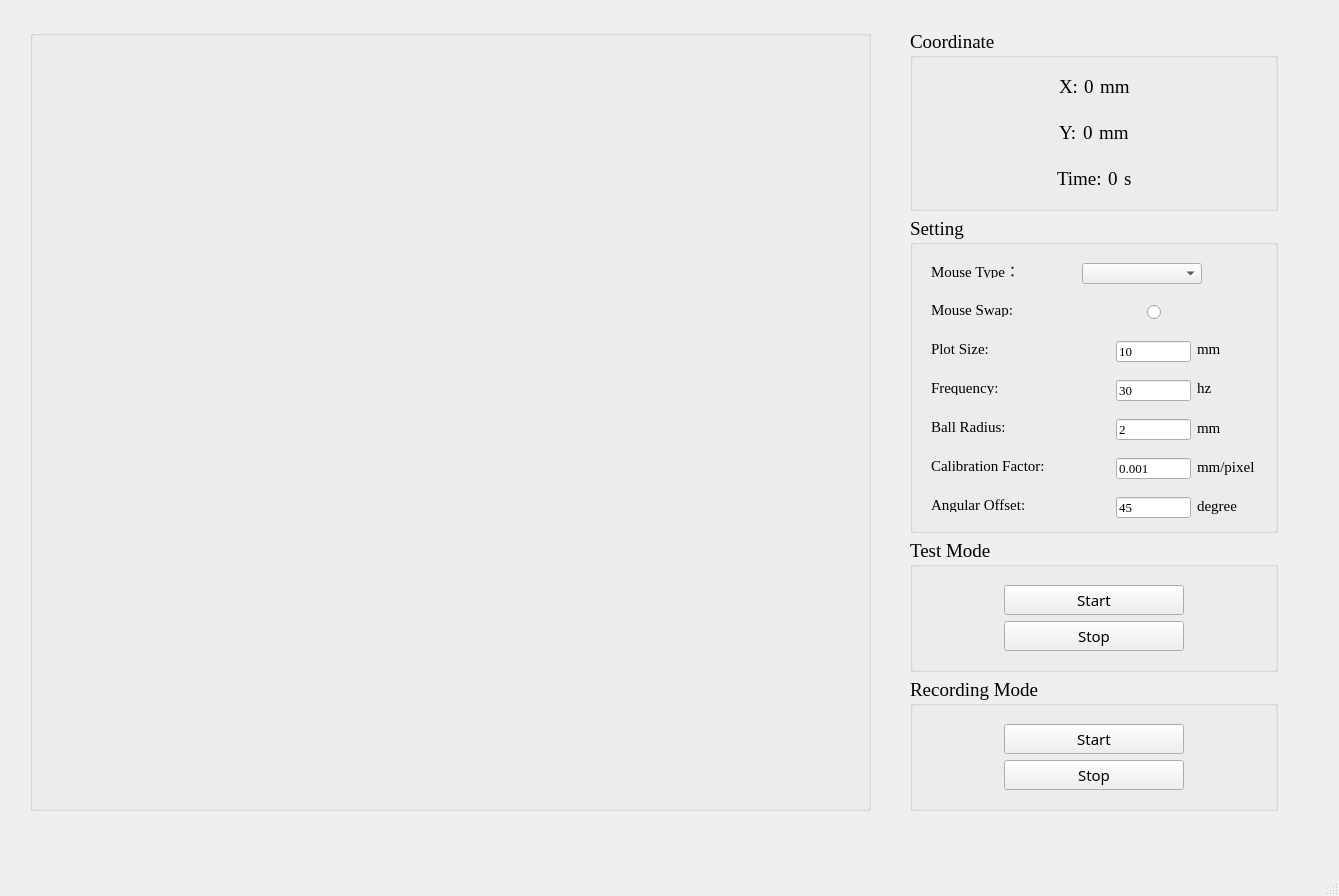
Above: mainwindow.ui from Ymc1097/py_mouse_ball before the change. Below: the same form after it.
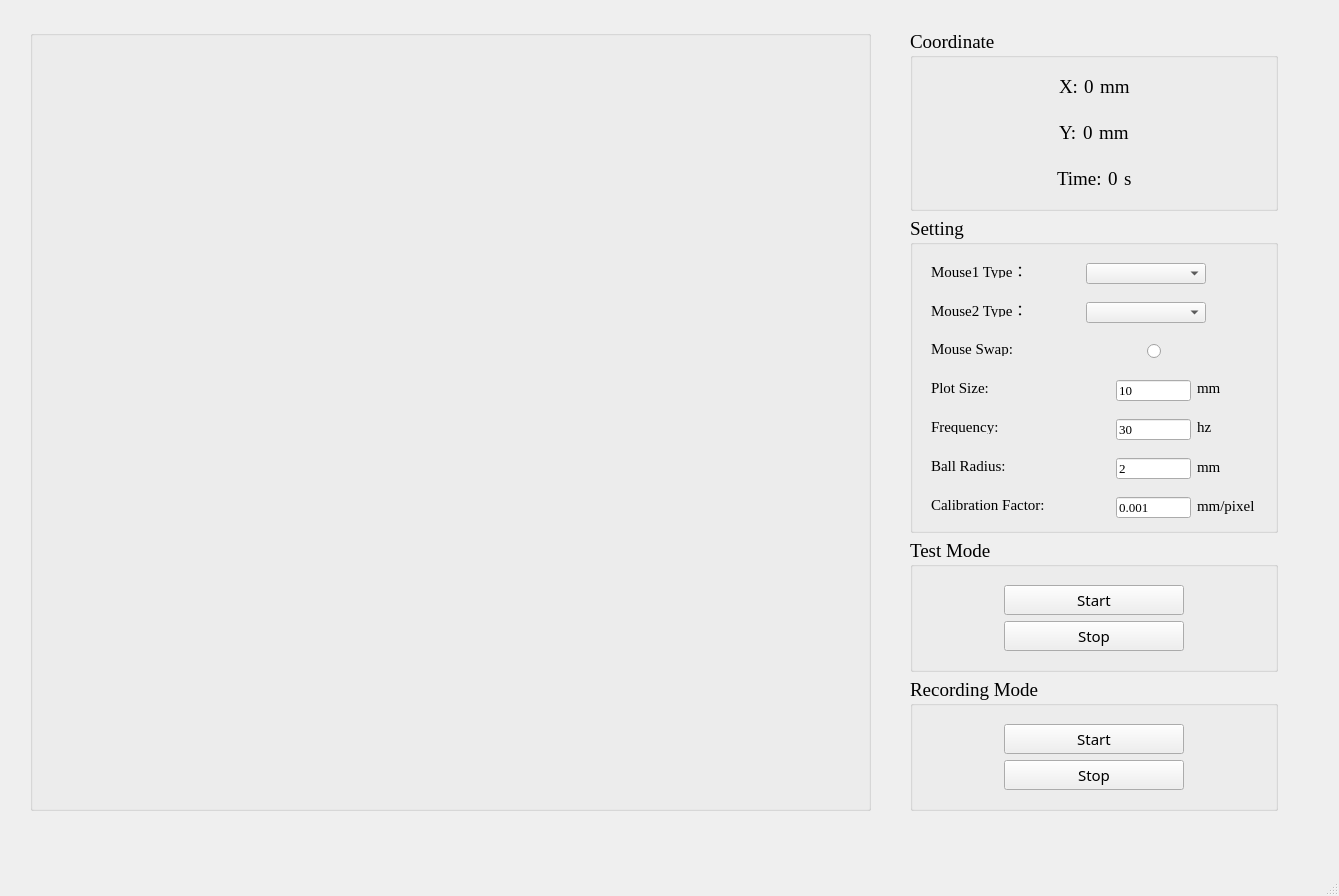
That is the form after the change.

What changed in the file:
```diff
--- a/mainwindow.ui
+++ b/mainwindow.ui
@@ -268,7 +268,7 @@
               </font>
              </property>
              <property name="text">
-              <string>Mouse Type：</string>
+              <string>Mouse1 Type：</string>
              </property>
             </widget>
            </item>
@@ -323,6 +323,73 @@
           </layout>
          </widget>
         </item>
+        <item>
+         <widget class="QWidget" name="widget_14" native="true">
+          <layout class="QHBoxLayout" name="horizontalLayout_13">
+           <item>
+            <widget class="QLabel" name="mouse_type_label_2">
+             <property name="font">
+              <font>
+               <family>Times New Roman</family>
+               <pointsize>11</pointsize>
+              </font>
+             </property>
+             <property name="text">
+              <string>Mouse2 Type：</string>
+             </property>
+            </widget>
+           </item>
+           <item>
+            <spacer name="horizontalSpacer_19">
+             <property name="orientation">
+              <enum>Qt::Horizontal</enum>
+             </property>
+             <property name="sizeHint" stdset="0">
+              <size>
+               <width>40</width>
+               <height>20</height>
+              </size>
+             </property>
+            </spacer>
+           </item>
+           <item>
+            <widget class="QComboBox" name="mouse_type_combo_2">
+             <property name="sizePolicy">
+              <sizepolicy hsizetype="Fixed" vsizetype="Fixed">
+               <horstretch>0</horstretch>
+               <verstretch>0</verstretch>
+              </sizepolicy>
+             </property>
+             <property name="minimumSize">
+              <size>
+               <width>120</width>
+               <height>21</height>
+              </size>
+             </property>
+             <property name="font">
+              <font>
+               <family>黑体</family>
+               <pointsize>11</pointsize>
+              </font>
+             </property>
+            </widget>
+           </item>
+           <item>
+            <spacer name="horizontalSpacer_20">
+             <property name="orientation">
+              <enum>Qt::Horizontal</enum>
+             </property>
+             <property name="sizeHint" stdset="0">
+              <size>
+               <width>40</width>
+               <height>20</height>
+              </size>
+             </property>
+            </spacer>
+           </item>
+          </layout>
+         </widget>
+        </item>
         <item>
          <widget class="QWidget" name="widget_5" native="true">
           <layout class="QHBoxLayout" name="horizontalLayout_4">
@@ -775,97 +842,6 @@
           </layout>
          </widget>
         </item>
-        <item>
-         <widget class="QWidget" name="widget_7" native="true">
-          <layout class="QHBoxLayout" name="horizontalLayout_6">
-           <item>
-            <widget class="QLabel" name="angular_offset_label">
-             <property name="font">
-              <font>
-               <family>Times New Roman</family>
-               <pointsize>11</pointsize>
-              </font>
-             </property>
-             <property name="text">
-              <string>Angular Offset:</string>
-             </property>
-            </widget>
-           </item>
-           <item>
-            <spacer name="horizontalSpacer_7">
-             <property name="orientation">
-              <enum>Qt::Horizontal</enum>
-             </property>
-             <property name="sizeHint" stdset="0">
-              <size>
-               <width>40</width>
-               <height>20</height>
-              </size>
-             </property>
-            </spacer>
-           </item>
-           <item>
-            <widget class="QLineEdit" name="angular_offset_line">
-             <property name="sizePolicy">
-              <sizepolicy hsizetype="Fixed" vsizetype="Fixed">
-               <horstretch>0</horstretch>
-               <verstretch>0</verstretch>
-              </sizepolicy>
-             </property>
-             <property name="minimumSize">
-              <size>
-               <width>75</width>
-               <height>21</height>
-              </size>
-             </property>
-             <property name="maximumSize">
-              <size>
-               <width>75</width>
-               <height>21</height>
-              </size>
-             </property>
-             <property name="font">
-              <font>
-               <family>Times New Roman</family>
-               <pointsize>10</pointsize>
-              </font>
-             </property>
-             <property name="mouseTracking">
-              <bool>false</bool>
-             </property>
-             <property name="text">
-              <string>45</string>
-             </property>
-            </widget>
-           </item>
-           <item>
-            <widget class="QLabel" name="label_7">
-             <property name="sizePolicy">
-              <sizepolicy hsizetype="Fixed" vsizetype="Fixed">
-               <horstretch>0</horstretch>
-               <verstretch>0</verstretch>
-              </sizepolicy>
-             </property>
-             <property name="minimumSize">
-              <size>
-               <width>60</width>
-               <height>18</height>
-              </size>
-             </property>
-             <property name="font">
-              <font>
-               <family>Times New Roman</family>
-               <pointsize>11</pointsize>
-              </font>
-             </property>
-             <property name="text">
-              <string>degree</string>
-             </property>
-            </widget>
-           </item>
-          </layout>
-         </widget>
-        </item>
        </layout>
       </widget>
      </item>
```
